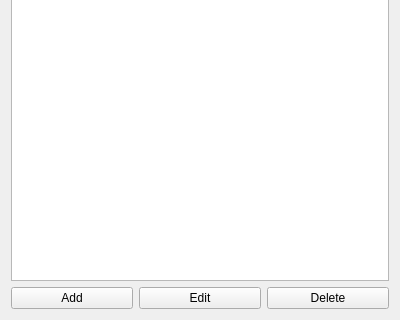
Old version of the form trunk/src/projects/src/StartPanel/ui/GlossaryConfig.ui in the repository mk4me/sava-linux; both pictures show x 0 to 400 and y 209 to 529 of the 400 by 529 pixel window.
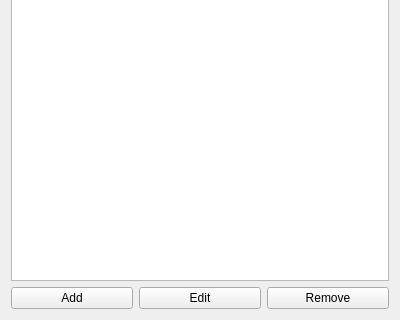
New version of the form.

What changed in the file:
```diff
--- a/trunk/src/projects/src/StartPanel/ui/GlossaryConfig.ui
+++ b/trunk/src/projects/src/StartPanel/ui/GlossaryConfig.ui
@@ -33,7 +33,7 @@
      <item>
       <widget class="QPushButton" name="deleteButton">
        <property name="text">
-        <string>Delete</string>
+        <string>Remove</string>
        </property>
       </widget>
      </item>
```
